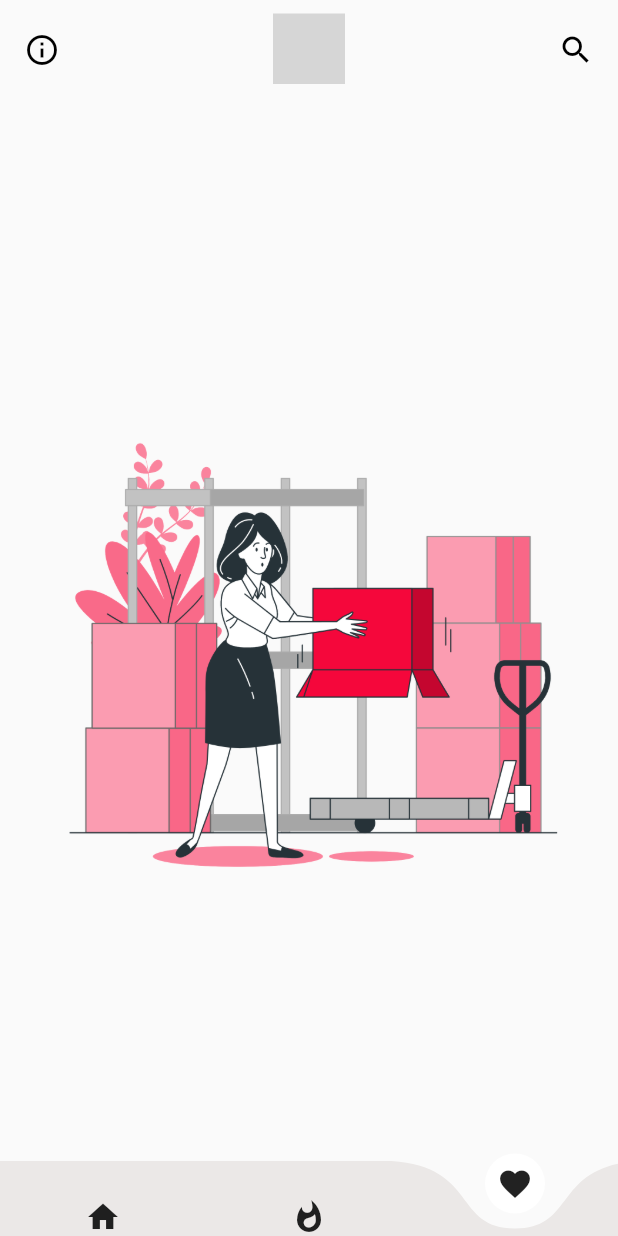
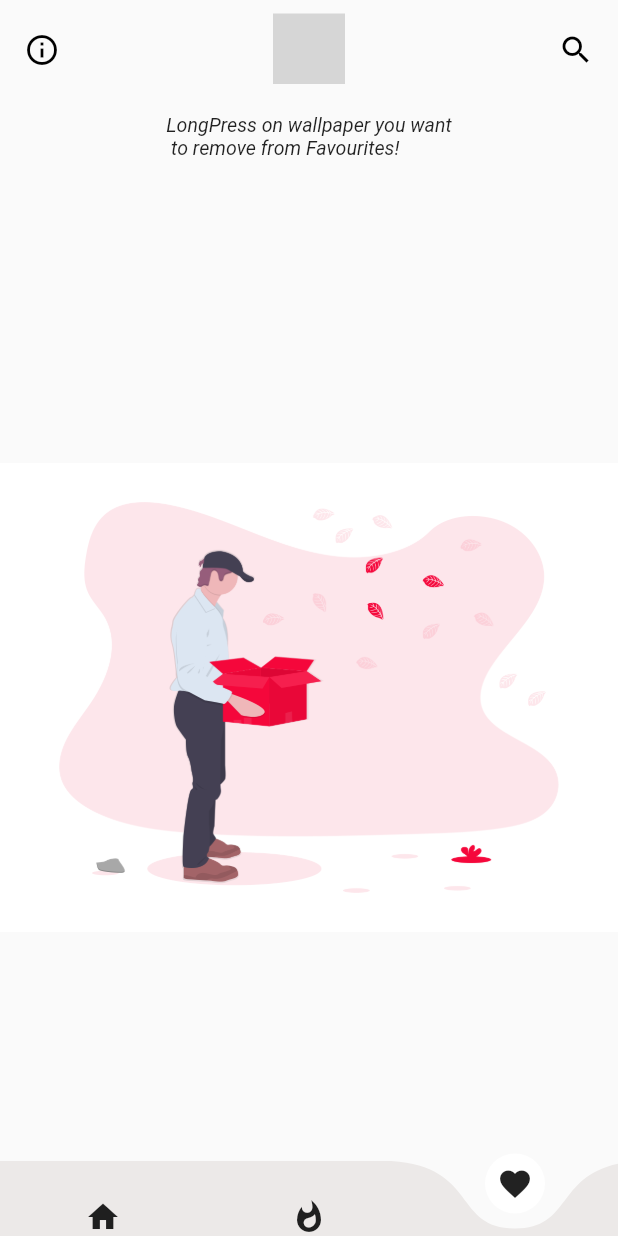
Before and after one commit to Singh-Shivani/Chitr, a Flutter app: the screen it shows after launch, item 3 of the bottom bar chosen, on a phone screen of 412 x 824 dp. Run offline on Flutter 3.47's test engine with Material 2 defaults, Android fonts, the phone set to English and light mode, and no system bars; drawn by our look-alikes of curved_navigation_bar, overlay_support; our stand-ins replace like_button; missing offline and left inert: gradient_text, image_downloader; network calls fail; grey boxes are pictures that could not be loaded.

Commit message:
Fav Page completed

```diff
--- a/lib/favImagesPage.dart
+++ b/lib/favImagesPage.dart
@@ -13,7 +13,7 @@ class _FavouriteImagesPageState extends State<FavouriteImagesPage> {
   @override
   void initState() {
     super.initState();
-    //Used to store the favourites result
+
     setState(() {
       items = FavImages().getFavImages();
     });
@@ -21,16 +21,22 @@ class _FavouriteImagesPageState extends State<FavouriteImagesPage> {
 
   @override
   Widget build(BuildContext context) {
-    return Container(
-      padding: EdgeInsets.symmetric(horizontal: 10),
-      margin: EdgeInsets.only(top: 20, bottom: 20),
-      child: Column(
-        children: <Widget>[
-          (items.length == 0)
-              ? Expanded(
-                  child: Image.asset('images/Empty-bro.png'),
-                )
-              : Expanded(
+    return Column(
+      children: <Widget>[
+        Padding(
+          padding: const EdgeInsets.only(top: 20),
+          child: Center(
+            child: Text(
+              'LongPress on wallpaper you want\n to remove from Favourites!',
+              style: TextStyle(fontSize: 13, fontStyle: FontStyle.italic),
+            ),
+          ),
+        ),
+        (items.length == 0)
+            ? Expanded(child: Image.asset('images/undraw_empty_xct9.png'))
+            : Expanded(
+                child: Padding(
+                  padding: const EdgeInsets.only(left: 10, right: 10, top: 20),
                   child: GridView.builder(
                     gridDelegate: SliverGridDelegateWithFixedCrossAxisCount(
                       childAspectRatio: 0.6,
@@ -70,8 +76,8 @@ class _FavouriteImagesPageState extends State<FavouriteImagesPage> {
                     },
                   ),
                 ),
-        ],
-      ),
+              ),
+      ],
     );
   }
 }
--- a/lib/main.dart
+++ b/lib/main.dart
@@ -96,7 +96,7 @@ class _MainHomePageState extends State<MainHomePage> {
       ),
       body: _children[_selectedIndex],
       bottomNavigationBar: CurvedNavigationBar(
-        color: Color.fromRGBO(227, 222, 220, 0.65),
+        color: Color.fromRGBO(227, 222, 220, 0.6),
         backgroundColor: Colors.transparent,
         buttonBackgroundColor: Colors.white,
         height: 50,
```
Also changed, not shown: images/undraw_empty_xct9.png (added).
